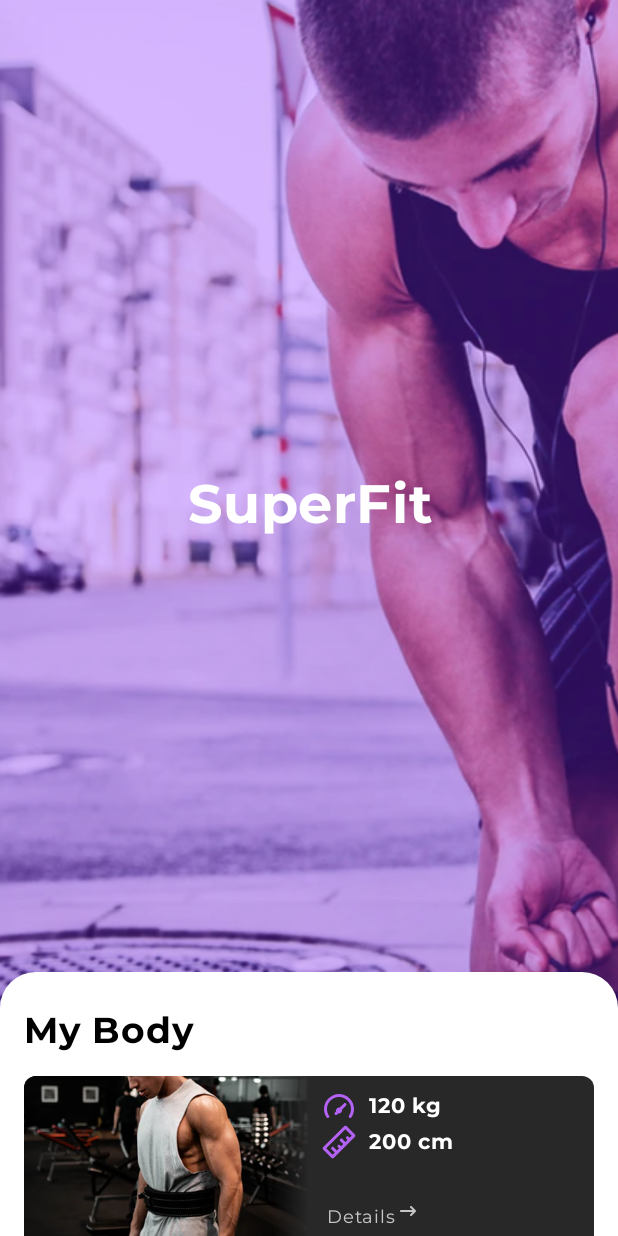
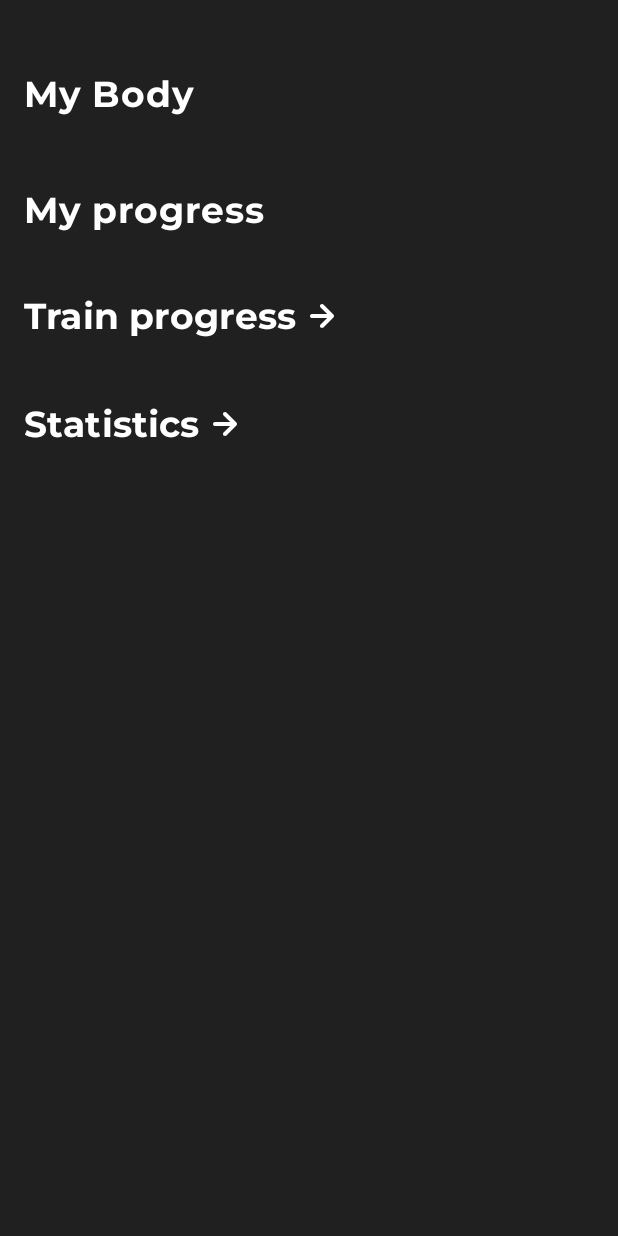
Before and after one commit to TitTolkachev/SuperFit, an Android app built with Jetpack Compose: the MainScreen screen opened through its navigation route, after a tap on an icon or button, on a phone screen of 412 x 824 dp. Run offline under Robolectric (Android 15) with nearby library versions, the phone set to English and light mode, and no system bars; our stand-ins replace Dagger/Hilt's generated code; network calls fail; 1 statement that could not run was skipped.

Commit message:
Верстка Body в процессе

```diff
--- a/app/src/main/java/com/example/superfit/presentation/navigation/Screen.kt
+++ b/app/src/main/java/com/example/superfit/presentation/navigation/Screen.kt
@@ -10,4 +10,5 @@ sealed class Screen (val route: String) {
     object SignUp: Screen(route = "sign_in_screen")
     object Main: Screen(route = "main_screen")
     object Exercises: Screen(route = "exercises_screen")
+    object Body: Screen(route = "body_screen")
 }
--- a/app/src/main/java/com/example/superfit/presentation/navigation/graph/MainNavGraph.kt
+++ b/app/src/main/java/com/example/superfit/presentation/navigation/graph/MainNavGraph.kt
@@ -6,6 +6,7 @@ import androidx.navigation.compose.composable
 import androidx.navigation.navigation
 import com.example.superfit.presentation.navigation.MAIN_GRAPH_ROUTE
 import com.example.superfit.presentation.navigation.Screen
+import com.example.superfit.presentation.view.screens.body.BodyScreen
 import com.example.superfit.presentation.view.screens.exercises.ExercisesScreen
 import com.example.superfit.presentation.view.screens.main.MainScreen
 
@@ -26,5 +27,10 @@ fun NavGraphBuilder.mainNavGraph(
         ) {
             ExercisesScreen(navController)
         }
+        composable(
+            route = Screen.Body.route,
+        ) {
+            BodyScreen(navController)
+        }
     }
 }
--- /dev/null
+++ b/app/src/main/java/com/example/superfit/presentation/view/screens/body/BodyScreen.kt
@@ -0,0 +1,35 @@
+package com.example.superfit.presentation.view.screens.body
+
+import androidx.compose.foundation.layout.Column
+import androidx.compose.foundation.layout.Row
+import androidx.compose.runtime.Composable
+import androidx.hilt.navigation.compose.hiltViewModel
+import androidx.navigation.NavController
+import com.example.superfit.presentation.view.screens.body.components.MyBodyText
+import com.example.superfit.presentation.view.screens.body.components.MyProgressText
+import com.example.superfit.presentation.view.screens.body.components.StatisticsButton
+import com.example.superfit.presentation.view.screens.body.components.TrainProgressButton
+
+@Composable
+fun BodyScreen(navController: NavController, viewModel: BodyViewModel = hiltViewModel()) {
+
+    val state = viewModel.state
+
+    BodyScreenContent(state) { event -> viewModel.accept(event) }
+}
+
+@Composable
+fun BodyScreenContent(
+    state: BodyScreenState,
+    sendEvent: (BodyScreenUiEvent) -> Unit
+) {
+    Column {
+        MyBodyText()
+        Row {
+
+        }
+        MyProgressText()
+        TrainProgressButton {}
+        StatisticsButton {}
+    }
+}
--- /dev/null
+++ b/app/src/main/java/com/example/superfit/presentation/view/screens/body/BodyScreenModel.kt
@@ -0,0 +1,23 @@
+package com.example.superfit.presentation.view.screens.body
+
+import androidx.compose.runtime.Immutable
+
+@Immutable
+sealed class BodyScreenUiEvent {
+    object EditWeight : BodyScreenUiEvent()
+    object EditHeight : BodyScreenUiEvent()
+    object ShowTrainProgress : BodyScreenUiEvent()
+    object ShowStatistics : BodyScreenUiEvent()
+    object ShowImages : BodyScreenUiEvent()
+}
+
+@Immutable
+data class BodyScreenState(
+    val weight: Int,
+    val height: Int,
+    val editWeight: Boolean? = null,
+    val editHeight: Boolean? = null,
+    val showTrainProgress: Boolean? = null,
+    val showStatistics: Boolean? = null,
+    val showImages: Boolean? = null,
+)
--- /dev/null
+++ b/app/src/main/java/com/example/superfit/presentation/view/screens/body/BodyViewModel.kt
@@ -0,0 +1,39 @@
+package com.example.superfit.presentation.view.screens.body
+
+import androidx.compose.runtime.getValue
+import androidx.compose.runtime.mutableStateOf
+import androidx.compose.runtime.setValue
+import androidx.lifecycle.ViewModel
+import javax.inject.Inject
+
+class BodyViewModel @Inject constructor(
+
+) : ViewModel() {
+
+    var state by mutableStateOf(BodyScreenState(1, 1))
+        private set
+
+    fun accept(event: BodyScreenUiEvent) {
+        when (event) {
+            BodyScreenUiEvent.EditHeight -> {
+
+            }
+
+            BodyScreenUiEvent.EditWeight -> {
+
+            }
+
+            BodyScreenUiEvent.ShowImages -> {
+
+            }
+
+            BodyScreenUiEvent.ShowStatistics -> {
+
+            }
+
+            BodyScreenUiEvent.ShowTrainProgress -> {
+
+            }
+        }
+    }
+}
--- /dev/null
+++ b/app/src/main/java/com/example/superfit/presentation/view/screens/body/components/buttons.kt
@@ -0,0 +1,61 @@
+package com.example.superfit.presentation.view.screens.body.components
+
+import androidx.compose.foundation.Image
+import androidx.compose.foundation.layout.Box
+import androidx.compose.foundation.layout.PaddingValues
+import androidx.compose.foundation.layout.padding
+import androidx.compose.material3.Button
+import androidx.compose.material3.ButtonDefaults
+import androidx.compose.runtime.Composable
+import androidx.compose.ui.Alignment
+import androidx.compose.ui.Modifier
+import androidx.compose.ui.graphics.Color
+import androidx.compose.ui.res.painterResource
+import androidx.compose.ui.unit.dp
+import com.example.superfit.R
+
+@Composable
+fun TrainProgressButton(
+    onClick: () -> Unit
+) {
+    Box(
+        modifier = Modifier
+            .padding(top = 32.dp, start = 8.dp),
+        contentAlignment = Alignment.CenterStart
+    ) {
+        Button(
+            colors = ButtonDefaults.buttonColors(containerColor = Color.Transparent),
+            onClick = onClick,
+            contentPadding = PaddingValues(8.dp)
+        ) {
+            TrainProgressText()
+            Image(
+                painter = painterResource(id = R.drawable.white_right_arrow),
+                contentDescription = null
+            )
+        }
+    }
+}
+
+@Composable
+fun StatisticsButton(
+    onClick: () -> Unit
+) {
+    Box(
+        modifier = Modifier
+            .padding(top = 24.dp, bottom = 16.dp, start = 8.dp),
+        contentAlignment = Alignment.CenterStart
+    ) {
+        Button(
+            colors = ButtonDefaults.buttonColors(containerColor = Color.Transparent),
+            onClick = onClick,
+            contentPadding = PaddingValues(8.dp)
+        ) {
+            StatisticsText()
+            Image(
+                painter = painterResource(id = R.drawable.white_right_arrow),
+                contentDescription = null
+            )
+        }
+    }
+}
--- /dev/null
+++ b/app/src/main/java/com/example/superfit/presentation/view/screens/body/components/text.kt
@@ -0,0 +1,70 @@
+package com.example.superfit.presentation.view.screens.body.components
+
+import androidx.compose.foundation.layout.padding
+import androidx.compose.material3.Text
+import androidx.compose.runtime.Composable
+import androidx.compose.ui.Modifier
+import androidx.compose.ui.graphics.Color
+import androidx.compose.ui.platform.LocalContext
+import androidx.compose.ui.text.font.FontWeight
+import androidx.compose.ui.text.style.TextAlign
+import androidx.compose.ui.unit.dp
+import androidx.compose.ui.unit.sp
+import com.example.superfit.R
+import com.example.superfit.presentation.theme.montserratFamily
+
+@Composable
+fun MyBodyText() {
+    Text(
+        text = LocalContext.current.getString(R.string.body_my_body_text),
+        modifier = Modifier
+            .padding(start = 16.dp, top = 48.dp),
+        fontSize = 24.sp,
+        textAlign = TextAlign.Start,
+        color = Color.White,
+        fontFamily = montserratFamily,
+        fontWeight = FontWeight.Bold,
+        maxLines = 1
+    )
+}
+
+@Composable
+fun MyProgressText() {
+    Text(
+        text = LocalContext.current.getString(R.string.body_my_progress_text),
+        modifier = Modifier
+            .padding(start = 16.dp, top = 48.dp),
+        fontSize = 24.sp,
+        textAlign = TextAlign.Start,
+        color = Color.White,
+        fontFamily = montserratFamily,
+        fontWeight = FontWeight.Bold,
+        maxLines = 1
+    )
+}
+
+@Composable
+fun TrainProgressText() {
+    Text(
+        text = LocalContext.current.getString(R.string.body_train_progress_text),
+        fontSize = 24.sp,
+        textAlign = TextAlign.Start,
+        color = Color.White,
+        fontFamily = montserratFamily,
+        fontWeight = FontWeight.Bold,
+        maxLines = 1
+    )
+}
+
+@Composable
+fun StatisticsText() {
+    Text(
+        text = LocalContext.current.getString(R.string.body_statistics_text),
+        fontSize = 24.sp,
+        textAlign = TextAlign.Start,
+        color = Color.White,
+        fontFamily = montserratFamily,
+        fontWeight = FontWeight.Bold,
+        maxLines = 1
+    )
+}
--- a/app/src/main/java/com/example/superfit/presentation/view/screens/main/MainScreen.kt
+++ b/app/src/main/java/com/example/superfit/presentation/view/screens/main/MainScreen.kt
@@ -53,6 +53,13 @@ fun MainScreen(navController: NavController, viewModel: MainViewModel = hiltView
                     inclusive = true
                 }
             }
+            viewModel.accept(MainScreenUiEvent.Navigated)
+        }
+    }
+
+    LaunchedEffect(key1 = state.showBodyScreen) {
+        if (state.showBodyScreen == true) {
+            navController.navigate(Screen.Body.route)
             viewModel.accept(MainScreenUiEvent.Navigated)
         }
     }
--- a/app/src/main/res/values/strings.xml
+++ b/app/src/main/res/values/strings.xml
@@ -34,4 +34,12 @@
     <string name="exercises_running_title">Running</string>
     <string name="exercises_running_text">It develops endurance, strengthens the legs and the cardiovascular system.</string>
 
+    <!-- Body -->
+    <string name="body_my_body_text">My Body</string>
+    <string name="body_my_progress_text">My progress</string>
+    <string name="body_train_progress_text">Train progress</string>
+    <string name="body_statistics_text">Statistics</string>
+    <string name="body_edit_text">Edit</string>
+    <string name="body_see_all_text">See all</string>
+
 </resources>
```
